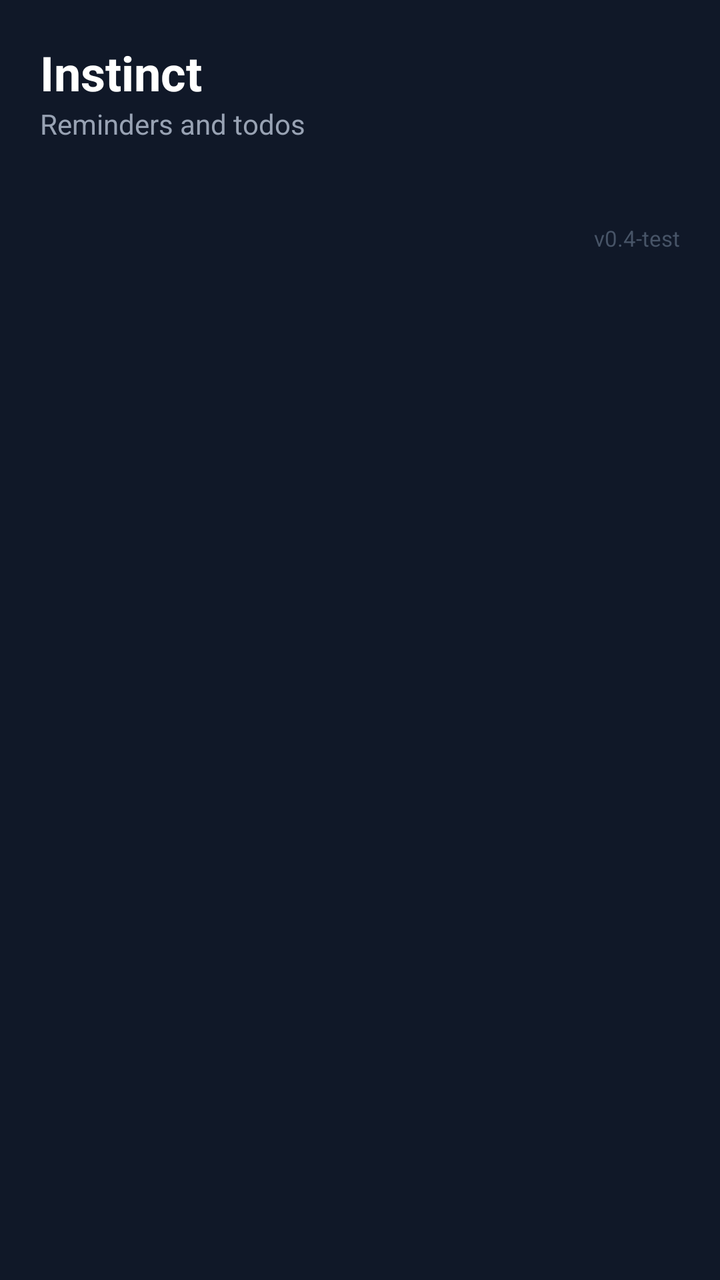
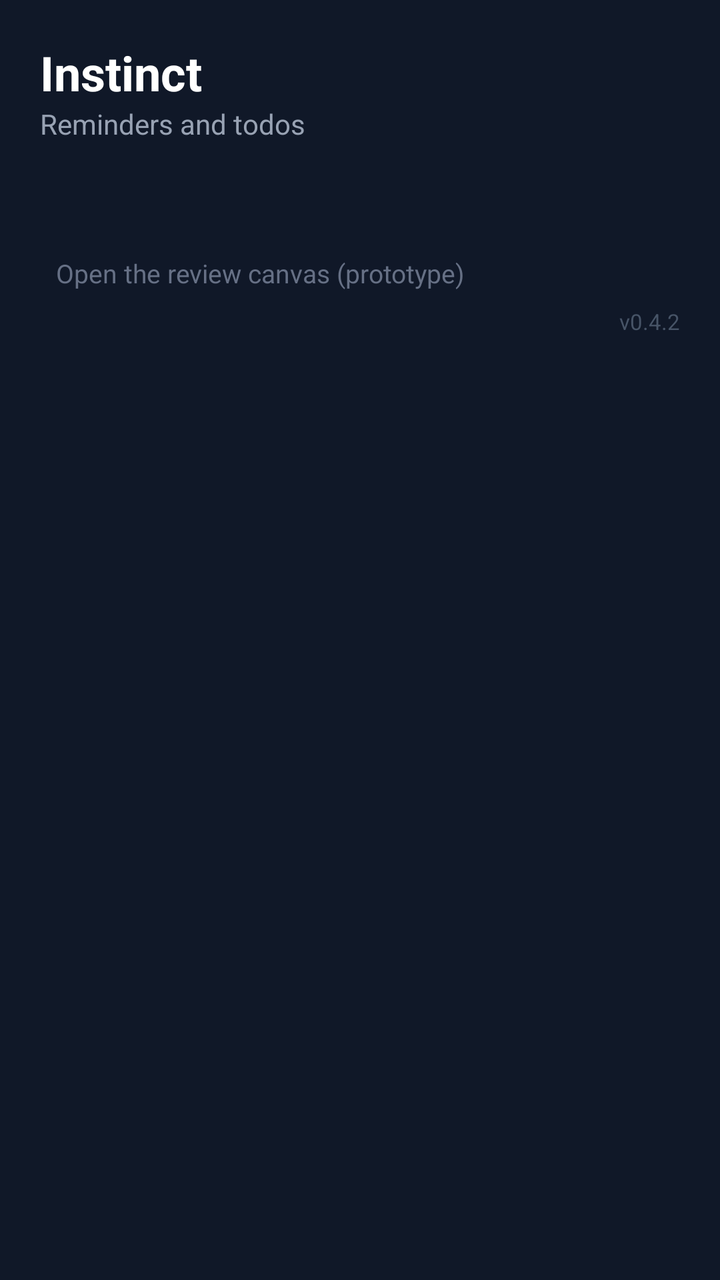

An Android layout rendered at two revisions. The XML below is the earlier revision; the diff shows what the commit changed to produce the second picture.
<!-- AndroidManifest.xml: application theme AppTheme -->
<!-- res/layout/activity_main.xml -->
<?xml version="1.0" encoding="utf-8"?>
<LinearLayout xmlns:android="http://schemas.android.com/apk/res/android"
    android:layout_width="match_parent" android:layout_height="match_parent"
    android:orientation="vertical" android:background="#101828" android:padding="20dp">

    <TextView android:id="@+id/title" android:layout_width="match_parent" android:layout_height="wrap_content"
        android:text="Instinct" android:textColor="#FFFFFF" android:textSize="24sp" android:textStyle="bold" />
    <TextView android:id="@+id/subtitle" android:layout_width="match_parent" android:layout_height="wrap_content"
        android:text="Reminders and todos" android:textColor="#98A2B3" android:textSize="14sp"
        android:layout_marginBottom="16dp" />

    <LinearLayout android:id="@+id/pairingPane" android:layout_width="match_parent" android:layout_height="wrap_content"
        android:orientation="vertical" android:visibility="gone">
        <TextView android:layout_width="match_parent" android:layout_height="wrap_content"
            android:text="Pair this phone with Instinct" android:textColor="#F59E0B" android:textSize="16sp" android:textStyle="bold" />
        <TextView android:layout_width="match_parent" android:layout_height="wrap_content"
            android:layout_marginTop="8dp" android:textColor="#D0D5DD" android:textSize="14sp"
            android:text="1. Tap the button below to create this phone's private key.\n2. Send the shown public key to Instinct on WhatsApp (it is not secret).\n3. Instinct encrypts your list so only this phone can read it.\n4. Come back and tap Sync now." />
        <Button android:id="@+id/generateKey" android:layout_width="match_parent" android:layout_height="wrap_content"
            android:layout_marginTop="16dp" android:text="Create pairing key" />
        <TextView android:id="@+id/pubkeyLabel" android:layout_width="match_parent" android:layout_height="wrap_content"
            android:layout_marginTop="16dp" android:text="Your public key:" android:textColor="#98A2B3"
            android:textSize="12sp" android:visibility="gone" />
        <TextView android:id="@+id/pubkey" android:layout_width="match_parent" android:layout_height="wrap_content"
            android:textColor="#FFFFFF" android:textSize="12sp" android:textIsSelectable="true"
            android:background="#1D2939" android:padding="12dp" android:visibility="gone" />
        <Button android:id="@+id/copyKey" android:layout_width="match_parent" android:layout_height="wrap_content"
            android:layout_marginTop="8dp" android:text="Copy public key" android:visibility="gone" />
    </LinearLayout>

    <LinearLayout android:id="@+id/listPane" android:layout_width="match_parent" android:layout_height="0dp"
        android:layout_weight="1" android:orientation="vertical" android:visibility="gone">
        <ListView android:id="@+id/list" android:layout_width="match_parent" android:layout_height="0dp"
            android:layout_weight="1" android:divider="#1D2939" android:dividerHeight="1dp" />
        <TextView android:id="@+id/empty" android:layout_width="match_parent" android:layout_height="wrap_content"
            android:text="Nothing synced yet. Tap Sync now." android:textColor="#98A2B3" android:textSize="14sp"
            android:padding="12dp" android:visibility="gone" />
    </LinearLayout>

    <TextView android:id="@+id/lastSync" android:layout_width="match_parent" android:layout_height="wrap_content"
        android:layout_marginTop="8dp" android:textColor="#667085" android:textSize="12sp" />
    <Button android:id="@+id/syncNow" android:layout_width="match_parent" android:layout_height="wrap_content"
        android:layout_marginTop="8dp" android:text="Sync now" android:visibility="gone" />
    <TextView android:id="@+id/repair" android:layout_width="match_parent" android:layout_height="wrap_content"
        android:layout_marginTop="8dp" android:text="Re-pair this phone" android:textColor="#667085"
        android:textSize="13sp" android:padding="8dp" android:visibility="gone" />
    <TextView android:id="@+id/version" android:layout_width="match_parent" android:layout_height="wrap_content"
        android:text="v0.4-test" android:textColor="#475467" android:textSize="11sp" android:gravity="end" />
</LinearLayout>
<!-- resources referenced by this layout -->
<resources>
  <style name="AppTheme" parent="android:Theme.Material.NoActionBar">
          <item name="android:windowBackground">@android:color/black</item>
          <item name="android:statusBarColor">#101828</item>
          <item name="android:navigationBarColor">#101828</item>
          <item name="android:colorAccent">#F59E0B</item>
      </style>
</resources>

<!-- the commit's change to res/layout/activity_main.xml (unified diff, before → after) -->
@@ -44,6 +44,9 @@
     <TextView android:id="@+id/repair" android:layout_width="match_parent" android:layout_height="wrap_content"
         android:layout_marginTop="8dp" android:text="Re-pair this phone" android:textColor="#667085"
         android:textSize="13sp" android:padding="8dp" android:visibility="gone" />
+    <TextView android:id="@+id/openCanvas" android:layout_width="match_parent" android:layout_height="wrap_content"
+        android:layout_marginTop="8dp" android:text="Open the review canvas (prototype)" android:textColor="#667085"
+        android:textSize="13sp" android:padding="8dp" />
     <TextView android:id="@+id/version" android:layout_width="match_parent" android:layout_height="wrap_content"
-        android:text="v0.4-test" android:textColor="#475467" android:textSize="11sp" android:gravity="end" />
+        android:text="v0.4.2" android:textColor="#475467" android:textSize="11sp" android:gravity="end" />
 </LinearLayout>
